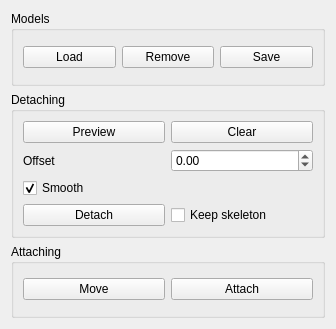
stefanonuvoli/skinmixer, file widgets/skinmixer_manager.ui: the form before one commit.
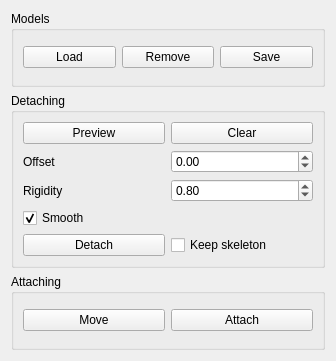
The form after the commit.

Commit message: Weight blending in detaching

Diff of the .ui file:
```diff
--- a/widgets/skinmixer_manager.ui
+++ b/widgets/skinmixer_manager.ui
@@ -7,7 +7,7 @@
     <x>0</x>
     <y>0</y>
     <width>336</width>
-    <height>329</height>
+    <height>361</height>
    </rect>
   </property>
   <property name="windowTitle">
@@ -50,6 +50,37 @@
       <string>Detaching</string>
      </property>
      <layout class="QGridLayout" name="gridLayout_2">
+      <item row="7" column="1">
+       <widget class="QCheckBox" name="detachingKeepSkeletonCheckBox">
+        <property name="text">
+         <string>Keep skeleton</string>
+        </property>
+       </widget>
+      </item>
+      <item row="2" column="1">
+       <widget class="QPushButton" name="detachingClearButton">
+        <property name="text">
+         <string>Clear</string>
+        </property>
+       </widget>
+      </item>
+      <item row="7" column="0">
+       <widget class="QPushButton" name="detachingDetachButton">
+        <property name="text">
+         <string>Detach</string>
+        </property>
+       </widget>
+      </item>
+      <item row="6" column="0">
+       <widget class="QCheckBox" name="detachingSmoothCheckBox">
+        <property name="text">
+         <string>Smooth</string>
+        </property>
+        <property name="checked">
+         <bool>true</bool>
+        </property>
+       </widget>
+      </item>
       <item row="2" column="0">
        <widget class="QPushButton" name="detachingPreviewButton">
         <property name="text">
@@ -73,20 +104,6 @@
         </property>
        </widget>
       </item>
-      <item row="2" column="1">
-       <widget class="QPushButton" name="detachingClearButton">
-        <property name="text">
-         <string>Clear</string>
-        </property>
-       </widget>
-      </item>
-      <item row="6" column="0">
-       <widget class="QPushButton" name="detachingDetachButton">
-        <property name="text">
-         <string>Detach</string>
-        </property>
-       </widget>
-      </item>
       <item row="4" column="0">
        <widget class="QLabel" name="detachingOffsetLabel">
         <property name="text">
@@ -94,20 +111,23 @@
         </property>
        </widget>
       </item>
-      <item row="6" column="1">
-       <widget class="QCheckBox" name="detachingKeepSkeletonCheckBox">
-        <property name="text">
-         <string>Keep skeleton</string>
-        </property>
-       </widget>
-      </item>
       <item row="5" column="0">
-       <widget class="QCheckBox" name="detachingSmoothCheckBox">
+       <widget class="QLabel" name="detachingRigidityLabel">
         <property name="text">
-         <string>Smooth</string>
+         <string>Rigidity</string>
         </property>
-        <property name="checked">
-         <bool>true</bool>
+       </widget>
+      </item>
+      <item row="5" column="1">
+       <widget class="QDoubleSpinBox" name="detachingRigiditySpinBox">
+        <property name="maximum">
+         <double>1.000000000000000</double>
+        </property>
+        <property name="singleStep">
+         <double>0.100000000000000</double>
+        </property>
+        <property name="value">
+         <double>0.800000000000000</double>
         </property>
        </widget>
       </item>
```
The commit also changes 14 other files.
